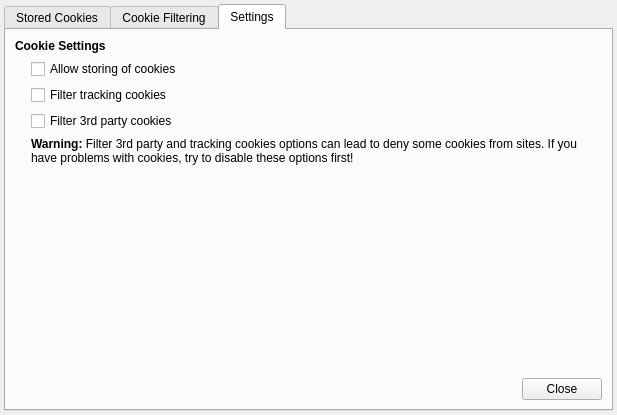
Old version of the form src/lib/cookies/cookiemanager.ui in the repository QupZilla/qupzilla.
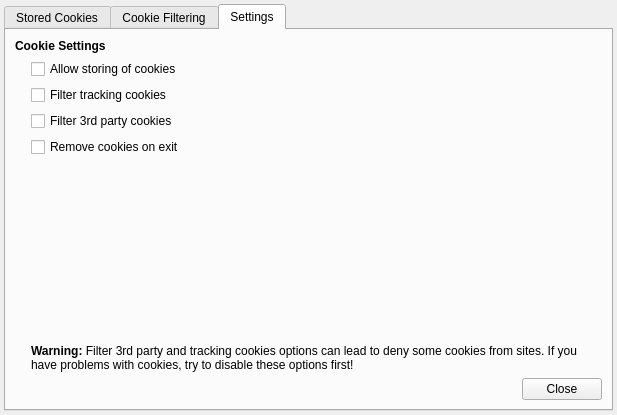
New version of the form. The open tabs and pages were chosen to show the change. Custom widgets are drawn as their Qt base class.

Commit message: Added option to delete all cookies on exiting

Diff of the .ui file:
```diff
--- a/src/lib/cookies/cookiemanager.ui
+++ b/src/lib/cookies/cookiemanager.ui
@@ -426,6 +426,13 @@
          </property>
         </widget>
        </item>
+       <item row="5" column="1" colspan="2">
+        <widget class="QCheckBox" name="clearOnExit">
+         <property name="text">
+          <string>Remove cookies on exit</string>
+         </property>
+        </widget>
+       </item>
        <item row="6" column="3">
         <spacer name="verticalSpacer_3">
          <property name="orientation">
@@ -439,7 +446,7 @@
          </property>
         </spacer>
        </item>
-       <item row="5" column="1" colspan="3">
+       <item row="7" column="1" colspan="3">
         <widget class="QLabel" name="label_19">
          <property name="text">
           <string>&lt;b&gt;Warning:&lt;/b&gt; Filter 3rd party and tracking cookies options can lead to deny some cookies from sites. If you have problems with cookies, try to disable these options first!</string>
@@ -449,7 +456,7 @@
          </property>
         </widget>
        </item>
-       <item row="7" column="3">
+       <item row="9" column="3">
         <widget class="QDialogButtonBox" name="close3">
          <property name="standardButtons">
           <set>QDialogButtonBox::Close</set>
```
The commit also changes 2 other files.
